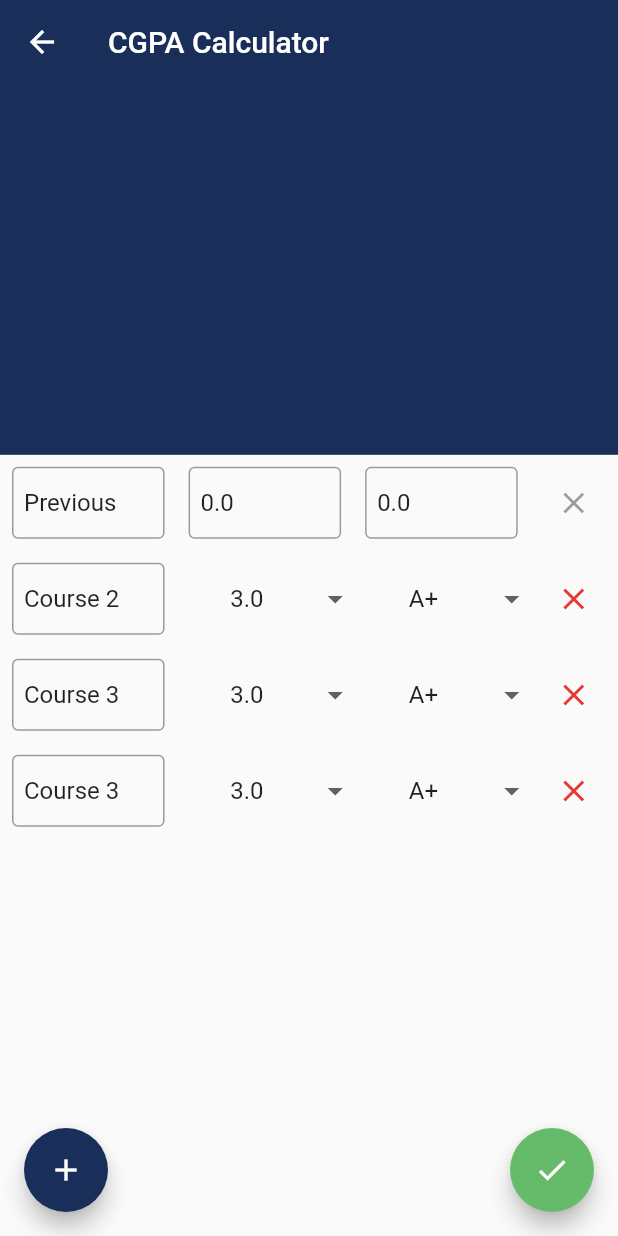
After one commit to minhaz1217/no-cg-no-life, a Flutter app: the CGPACalculatorView screen opened by its route, after a tap on the "close" icon, after a tap on the "add" icon, after a tap on the "done" icon, on a phone screen of 412 x 824 dp. The commit adds this screen. Run offline on Flutter 3.47's test engine with Material 2 defaults, Android fonts, the phone set to English and light mode, and no system bars; our stand-ins replace page_transition; generated files the repository leaves out were written again.

Commit message:
calculate cgpa input taking and calculation done, showing remaining

```diff
--- a/no_cg_no_life_app/lib/configs/static_datas.dart
+++ b/no_cg_no_life_app/lib/configs/static_datas.dart
@@ -6,4 +6,10 @@ import 'package:no_cg_no_life_app/models/RedirectionCardModel.dart';
 // Here we will keep some static datas, that will be used throughout the app.
 // many things in here maybe loaded from json later.
 class StaticDatas{
+static const List<String> LetterGrades = const                [   "A+",   "A",  "A-", "B+",  "B", "B-", "C+",   "C",  "C-", "D+", "D",  "F"];
+  static const List<double> PointGrades = const               [      4,     4,  3.70, 3.30, 3.30, 2.70, 2.30,  2.00,  1.70, 1.30,1.00,  0];
+  static const List<double> GradeMarksInclusiveStart = const  [     97,    90,    87,   83,   80,   77,   73,    70,    67,   63,  60,  0]; // greater than or equals to this
+  static const List<double> GradeMarksExclusiveEnd = const    [    101,    97,    90,   87,   83,   80,   77,    73,    70,   67,  63, 60]; // less than this
+  static const List<double> CreditsList = const [ 1,2,3,4,5,6 ];
+
 }
--- /dev/null
+++ b/no_cg_no_life_app/lib/helpers/cgpa_helper.dart
@@ -0,0 +1,19 @@
+
+import 'package:no_cg_no_life_app/configs/static_datas.dart';
+
+double convertLetterGradeToGradePoint(String grade){
+  for(int i=0;i<StaticDatas.LetterGrades.length;i++){
+    if(StaticDatas.LetterGrades[i] == grade){
+      return StaticDatas.PointGrades[i];
+    }
+  }
+  return StaticDatas.PointGrades.last;
+}
+String convertGradePointToLetterGrade(double gradePoint){
+  for(int i=0;i<StaticDatas.PointGrades.length;i++){
+    if(StaticDatas.PointGrades[i] == gradePoint){
+      return StaticDatas.LetterGrades[i];
+    }
+  }
+  return StaticDatas.LetterGrades.last;
+}
--- a/no_cg_no_life_app/lib/helpers/colors_utils.dart
+++ b/no_cg_no_life_app/lib/helpers/colors_utils.dart
@@ -5,3 +5,6 @@ const Color BrandColor= Color(0xFF192F59);
 const Color BrandOpacityColor= Color(0xFF3C6DC8);
 const Color BackgroundColor = Color(0xFFF2F2F2);
 const Color GrayColor= Color(0xFFF4F5F9);
+
+const Color ErrorColor =  Color(0xFFE53935);
+const Color SuccessColor = Color(0xFF66BB6A);
--- a/no_cg_no_life_app/lib/main.dart
+++ b/no_cg_no_life_app/lib/main.dart
@@ -3,6 +3,7 @@ import 'dart:math';
 import 'package:flutter/material.dart';
 import 'package:flutter_localizations/flutter_localizations.dart';
 import 'package:flutter_gen/gen_l10n/app_localizations.dart';
+import 'package:no_cg_no_life_app/helpers/colors_utils.dart';
 import 'package:no_cg_no_life_app/models/GenericURLRedirectionCardListPageModel.dart';
 import 'package:no_cg_no_life_app/router/route_provider.dart';
 import 'package:no_cg_no_life_app/screens/sharedComponents/generic_list_with_top_icon_view/generic_url_redirection_card_list_page.dart';
@@ -20,6 +21,7 @@ class MyApp extends StatelessWidget {
       debugShowCheckedModeBanner: false,
       theme: ThemeData(
         primarySwatch: Colors.blue,
+        primaryColor: BrandColor
       ),
       locale: Locale("en"),
       localizationsDelegates: [
--- /dev/null
+++ b/no_cg_no_life_app/lib/models/CGPACalculatorModel.dart
@@ -0,0 +1,13 @@
+
+class CGPACalculatorModel{
+  double finalCGPA = 0;
+  double finalCredits = 0;
+  CGPATextModel history = CGPATextModel();
+  List<CGPATextModel> currentCourses = <CGPATextModel>[];
+}
+class CGPATextModel{
+  String courseName = "Course";
+  double cgpa  = 0;
+  double credit  = 0;
+  CGPATextModel({ this.courseName = "Course", this.cgpa = 0, this.credit = 0 });
+}
--- a/no_cg_no_life_app/lib/router/route_provider.dart
+++ b/no_cg_no_life_app/lib/router/route_provider.dart
@@ -1,5 +1,6 @@
 
 import 'package:flutter/material.dart';
+import 'package:no_cg_no_life_app/screens/views/cgpa_calculator/cgpa_calculator_view.dart';
 import 'package:no_cg_no_life_app/screens/views/home/home_view.dart';
 import 'package:no_cg_no_life_app/screens/views/quick_links/quick_links.dart';
 import 'package:no_cg_no_life_app/screens/views/splash/splash_view.dart';
@@ -15,17 +16,7 @@ class RouteProvider {
       case '/':return MaterialPageRoute(builder: (context) => SplashView());
       case '/home': return PageTransition(child: HomeView(),curve: Curves.linear,type: PageTransitionType.rightToLeft);
       case '/quick-links': return PageTransition(child: QuickLinks(),curve: Curves.linear,type: PageTransitionType.rightToLeft);
-      case '/scholarship-and-financial-aids': return PageTransition(child: QuickLinks(),curve: Curves.linear,type: PageTransitionType.rightToLeft);
-      case '/admission': return PageTransition(child: QuickLinks(),curve: Curves.linear,type: PageTransitionType.rightToLeft);
-      case '/faculty': return PageTransition(child: QuickLinks(),curve: Curves.linear,type: PageTransitionType.rightToLeft);
-      case '/ewu-news': return PageTransition(child: QuickLinks(),curve: Curves.linear,type: PageTransitionType.rightToLeft);
-      case '/alumni': return PageTransition(child: QuickLinks(),curve: Curves.linear,type: PageTransitionType.rightToLeft);
-      case '/library': return PageTransition(child: QuickLinks(),curve: Curves.linear,type: PageTransitionType.rightToLeft);
-      case '/campus-life': return PageTransition(child: QuickLinks(),curve: Curves.linear,type: PageTransitionType.rightToLeft);
-      case '/office': return PageTransition(child: QuickLinks(),curve: Curves.linear,type: PageTransitionType.rightToLeft);
-      case '/convocation': return PageTransition(child: QuickLinks(),curve: Curves.linear,type: PageTransitionType.rightToLeft);
-      case '/faculty-members-publications': return PageTransition(child: QuickLinks(),curve: Curves.linear,type: PageTransitionType.rightToLeft);
-      case '/courses': return PageTransition(child: QuickLinks(),curve: Curves.linear,type: PageTransitionType.rightToLeft);
+      case '/cgpa-calculator': return PageTransition(child: CGPACalculatorView(),curve: Curves.linear,type: PageTransitionType.rightToLeft);
 
 
       default:
--- /dev/null
+++ b/no_cg_no_life_app/lib/screens/views/cgpa_calculator/cgpa_calculator_view.dart
@@ -0,0 +1,270 @@
+import 'package:flutter/material.dart';
+import 'package:no_cg_no_life_app/configs/static_datas.dart';
+import 'package:no_cg_no_life_app/helpers/cgpa_helper.dart';
+import 'package:no_cg_no_life_app/helpers/colors_utils.dart';
+import 'package:no_cg_no_life_app/models/CGPACalculatorModel.dart';
+import 'package:no_cg_no_life_app/screens/views/cgpa_calculator/components/cgpa_calculator_header_section.dart';
+import 'package:no_cg_no_life_app/screens/views/cgpa_calculator/components/cgpa_calculator_text_field.dart';
+
+class CGPACalculatorView extends StatefulWidget {
+  @override
+  _CGPACalculatorViewState createState() => _CGPACalculatorViewState();
+}
+
+// holds the 3 controller needed to calculate each of the row for a calculation
+class _CourseTextFieldController{
+  TextEditingController courseTextField;
+  TextEditingController creditsTextField;
+  TextEditingController cgpaTextField;
+  _CourseTextFieldController( { required this.courseTextField ,required this.creditsTextField, required this.cgpaTextField } );
+  dispose(){
+    courseTextField.dispose();
+    creditsTextField.dispose();
+    cgpaTextField.dispose();
+  }
+}
+
+class _CGPACalculatorViewState extends State<CGPACalculatorView> {
+  List<_CourseTextFieldController> coursesControllers = <_CourseTextFieldController>[];
+  late _CourseTextFieldController historyTextFieldsController;
+  late CGPACalculatorModel model;
+
+
+
+  _CGPACalculatorViewState(){
+    this.model = CGPACalculatorModel();
+    // TODO: load already saved data from shared_pref
+
+    // making data for the history row and initializing its text controllers
+    this.model.history = CGPATextModel(courseName: "Previous", cgpa: 0,credit: 0);
+    this.historyTextFieldsController = _CourseTextFieldController(
+        courseTextField: TextEditingController( text: this.model.history.courseName ) ,
+        creditsTextField: TextEditingController(text: this.model.history.credit.toString()) ,
+        cgpaTextField: TextEditingController(text: this.model.history.cgpa.toString())
+    );
+
+    // if there isn't any courses already added, we'll create 3 dummy data.
+    if(this.model.currentCourses.length <= 0){
+      for(int i=0;i<3;i++){
+        this.model.currentCourses.add( CGPATextModel(
+          courseName: "Course ${i+1}",
+          credit: 3,
+          cgpa: 4
+        ) );
+        coursesControllers.add(
+            _CourseTextFieldController(
+                courseTextField: TextEditingController( text: this.model.currentCourses.last.courseName ) ,
+                creditsTextField: TextEditingController(text: this.model.currentCourses.last.credit.toString()) ,
+                cgpaTextField: TextEditingController(text: this.model.currentCourses.last.cgpa.toString()))
+        );
+      }
+    }
+  }
+  calculateCGPA(){
+    double historyCGPA = 0, historyCredit = 0;
+    print(historyTextFieldsController.cgpaTextField.text);
+    print(double.tryParse(historyTextFieldsController.cgpaTextField.text.trim()));
+    if(double.tryParse(historyTextFieldsController.cgpaTextField.text.trim()) != null){
+      historyCGPA = double.tryParse(historyTextFieldsController.cgpaTextField.text.trim())!;
+    }else{
+      // TODO: handle these errors.
+      throw Exception("CGPA is invalid");
+    }
+
+    if(double.tryParse(historyTextFieldsController.creditsTextField.text.trim()) != null){
+      historyCredit = double.tryParse(historyTextFieldsController.creditsTextField.text.trim())!;
+    }else{
+      throw Exception("Credit is invalid");
+    }
+
+    if(historyCGPA < 0 || historyCGPA > 4.00){
+      throw Exception( "CGPA should be between 0 and 4 inclusive." );
+    }
+
+
+    double finalCGPA = historyCGPA * historyCredit;
+    double totalCredits = historyCredit;
+    for(int i=0;i<model.currentCourses.length;i++){
+      finalCGPA += model.currentCourses[i].credit * model.currentCourses[i].cgpa;
+      totalCredits += model.currentCourses[i].credit;
+    }
+    finalCGPA = finalCGPA/totalCredits.roundToDouble();
+    finalCGPA = double.parse(finalCGPA.toStringAsFixed(2));
+    // TODO: now add the circular progression with animation to show this.
+    print("FINAL CGPA ${finalCGPA}");
+  }
+
+  addNewCourse(){
+    int index = model.currentCourses.length;
+    this.model.currentCourses.add( CGPATextModel(
+        courseName: "Course ${index + 1}",
+        credit: 3,
+        cgpa: 4
+    ) );
+    coursesControllers.add(
+        _CourseTextFieldController(
+            courseTextField: TextEditingController( text: this.model.currentCourses.last.courseName ) ,
+            creditsTextField: TextEditingController(text: this.model.currentCourses.last.credit.toString()) ,
+            cgpaTextField: TextEditingController(text: this.model.currentCourses.last.cgpa.toString()))
+    );
+  }
+  removeCourse(int index){
+    this.model.currentCourses.removeAt(index);
+    this.coursesControllers.removeAt(index);
+  }
+
+  @override
+  Widget build(BuildContext context) {
+    Widget generateTextFieldsForPrevious(){
+      return Row(
+        children: [
+          Expanded(
+            flex: 2,
+            child: CGPACalculatorTextField(hintText: "Previous",readOnly: true, textEditingController: historyTextFieldsController.courseTextField,),
+          ),
+          Expanded(
+            flex: 2,
+            child: CGPACalculatorTextField(hintText: "Credits",readOnly: false, textEditingController: historyTextFieldsController.creditsTextField, keyboardType: TextInputType.number),
+          ),
+          Expanded(
+            flex: 2,
+            child: CGPACalculatorTextField(hintText: "CGPA",readOnly: false, textEditingController: historyTextFieldsController.cgpaTextField, keyboardType: TextInputType.number,),
+          ),
+          Expanded(
+            flex: 1,
+            child: IconButton(
+              color: ErrorColor,
+              icon: Icon(Icons.close_outlined),
+              onPressed: null,
+            ),
+          )
+        ],
+      );
+    }
+    double dropdownValue = 1;
+    List<Widget> generateChildren(){
+      var output = <Widget>[];
+      for(int i=0;i<this.model.currentCourses.length;i++){
+        var currentCourse = this.model.currentCourses[i];
+        output.add(Row(
+          children: [
+            Expanded(
+              flex: 2,
+              child: CGPACalculatorTextField(hintText: currentCourse.courseName, textEditingController:  coursesControllers[i].courseTextField ,),
+            ),
+            Expanded(
+              flex: 2,
+              child: DropdownButton<double>(
+                value: currentCourse.credit,
+                icon: const Icon(Icons.arrow_drop_down),
+                iconSize: 24,
+                isExpanded: true,
+                elevation: 16,
+                underline: Container(),
+                onChanged: (double? newValue) {
+                  if(newValue != null){
+                    setState(() {
+                      currentCourse.credit = newValue;
+                    });
+                  }
+                },
+                items: StaticDatas.CreditsList.map<DropdownMenuItem<double>>((double value) {
+                  return DropdownMenuItem<double>(
+                    value: value,
+                    child: Center(
+                      child: Text(value.toString(), textAlign: TextAlign.center,),
+                    ),
+                  );
+                }).toList(),
+              ),
+            ),
+
+            Expanded(
+              flex: 2,
+              child: DropdownButton<String>(
+                value: convertGradePointToLetterGrade(currentCourse.cgpa),
+                icon: const Icon(Icons.arrow_drop_down),
+                iconSize: 24,
+                isExpanded: true,
+                elevation: 16,
+                underline: Container(),
+                onChanged: (String? newValue) {
+                  if(newValue != null){
+                    setState(() {
+                      currentCourse.cgpa =  convertLetterGradeToGradePoint(newValue) ;
+                    });
+                  }
+                },
+                items: StaticDatas.LetterGrades.map<DropdownMenuItem<String> >((String value) {
+                  return DropdownMenuItem<String>(
+                    value: (value),
+                    child: Center(
+                      child: Text(value, textAlign: TextAlign.center,),
+                    ),
+                  );
+                }).toList(),
+              ),
+            ),
+            Expanded(
+              flex: 1,
+              child: IconButton(
+                color: ErrorColor,
+                icon: Icon(Icons.close_outlined),
+                onPressed: (){
+                  removeCourse(i);
+                  setState(() {});
+                },
+              ),
+            )
+          ],
+        ));
+      }
+      return output;
+    }
+    return Scaffold(
+      appBar: AppBar( title: Text("CGPA Calculator"),elevation: 0, ),
+      body: ListView(
+        children: [
+          CGPACalculatorHeaderSection(),
+          generateTextFieldsForPrevious(),
+          ...generateChildren()
+        ],
+      ),
+      floatingActionButtonLocation:
+        FloatingActionButtonLocation.centerDocked,
+        floatingActionButton: Padding(
+          padding: const EdgeInsets.all(16.0),
+          child: Row(
+            mainAxisAlignment: MainAxisAlignment.spaceBetween,
+            children: <Widget>[
+              FloatingActionButton(
+                backgroundColor: BrandColor,
+                child: Icon(Icons.add),
+                onPressed: () {
+                  setState(() {
+                    addNewCourse();
+                  });
+                },
+              ),
+              FloatingActionButton(
+                backgroundColor: SuccessColor,
+                child: Icon(Icons.done),
+                onPressed: () {
+                  calculateCGPA();
+                },
+              )
+            ],
+          ),
+        )
+    );
+  }
+
+  @override
+  void dispose() {
+    historyTextFieldsController.dispose();
+    for(int i=0;i<coursesControllers.length;i++){
+      coursesControllers[i].dispose();
+    }
+    super.dispose();
+  }
+}
--- /dev/null
+++ b/no_cg_no_life_app/lib/screens/views/cgpa_calculator/components/cgpa_calculator_header_section.dart
@@ -0,0 +1,19 @@
+import 'package:flutter/material.dart';
+import 'package:no_cg_no_life_app/helpers/colors_utils.dart';
+import 'package:no_cg_no_life_app/helpers/dynamic_size_config.dart';
+
+class CGPACalculatorHeaderSection extends StatefulWidget {
+  @override
+  _CGPACalculatorHeaderSectionState createState() => _CGPACalculatorHeaderSectionState();
+}
+
+class _CGPACalculatorHeaderSectionState extends State<CGPACalculatorHeaderSection> {
+  @override
+  Widget build(BuildContext context) {
+    return Container(
+      width: double.infinity,
+      height: DynamicSizeConfig.screenHeight * .3,
+      color: BrandColor,
+    );
+  }
+}
--- /dev/null
+++ b/no_cg_no_life_app/lib/screens/views/cgpa_calculator/components/cgpa_calculator_text_field.dart
@@ -0,0 +1,30 @@
+import 'package:flutter/material.dart';
+
+class CGPACalculatorTextField extends StatefulWidget {
+  final TextEditingController textEditingController;
+  final String hintText;
+  final bool readOnly;
+  final TextInputType keyboardType;
+  CGPACalculatorTextField({ required this.textEditingController, this.hintText = "", this.readOnly = false, this.keyboardType = TextInputType.text });
+  @override
+  _CGPACalculatorTextFieldState createState() => _CGPACalculatorTextFieldState();
+}
+
+class _CGPACalculatorTextFieldState extends State<CGPACalculatorTextField> {
+  @override
+  Widget build(BuildContext context) {
+    return Padding(
+      padding: const EdgeInsets.all(8.0),
+      child: TextField(
+        controller: widget.textEditingController,
+        readOnly: widget.readOnly,
+        decoration: InputDecoration(
+          contentPadding: EdgeInsets.all(8),
+          hintText: widget.hintText,
+            border: OutlineInputBorder(),
+        ),
+        keyboardType: widget.keyboardType,
+      ),
+    );
+  }
+}
--- a/no_cg_no_life_app/lib/screens/views/home/home_view.dart
+++ b/no_cg_no_life_app/lib/screens/views/home/home_view.dart
@@ -22,7 +22,9 @@ class _HomeViewState extends State<HomeView> {
                 crossAxisCount: 2,
                 padding: EdgeInsets.symmetric( horizontal: 16, vertical: 16 ),
                 children: [
-                  GenericMenuCard(title: BasicMenuStaticData.QuickLinks.title, imagePath: BasicMenuStaticData.QuickLinks.imagePath, onPressed: (){Navigator.pushNamed(context, BasicMenuStaticData.QuickLinks.url);})
+                  GenericMenuCard(title: BasicMenuStaticData.QuickLinks.title, imagePath: BasicMenuStaticData.QuickLinks.imagePath, onPressed: (){Navigator.pushNamed(context, BasicMenuStaticData.QuickLinks.url);}),
+                  GenericMenuCard(title: "CGPA Calculator", imagePath: "assets/icons/cgpa.png", onPressed: (){Navigator.pushNamed(context, "/cgpa-calculator");}),
+
                 ],
               ),
             )
```
